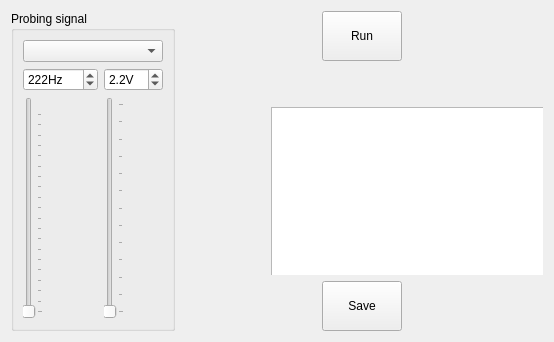
First picture: the form in formanalyze.ui, repository polovik/asa, before the edit.
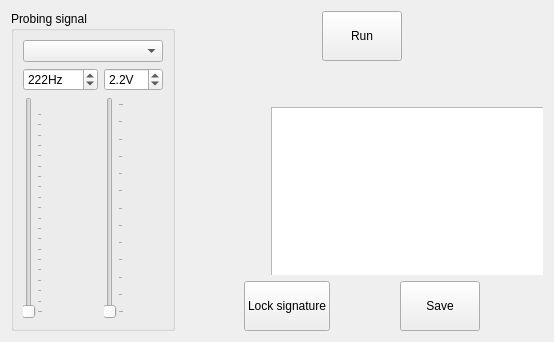
Second picture: the form after the edit. Custom widgets are drawn as their Qt base class.

Commit message: Play tone on separate channels during calibration. Lock signature on form Analyze.

What changed in the file:
```diff
--- a/formanalyze.ui
+++ b/formanalyze.ui
@@ -189,6 +189,35 @@
          </property>
         </spacer>
        </item>
+       <item>
+        <widget class="QPushButton" name="buttonLockSignature">
+         <property name="minimumSize">
+          <size>
+           <width>0</width>
+           <height>50</height>
+          </size>
+         </property>
+         <property name="text">
+          <string>Lock signature</string>
+         </property>
+         <property name="checkable">
+          <bool>true</bool>
+         </property>
+        </widget>
+       </item>
+       <item>
+        <spacer name="horizontalSpacer_5">
+         <property name="orientation">
+          <enum>Qt::Horizontal</enum>
+         </property>
+         <property name="sizeHint" stdset="0">
+          <size>
+           <width>40</width>
+           <height>20</height>
+          </size>
+         </property>
+        </spacer>
+       </item>
        <item>
         <widget class="QPushButton" name="buttonSave">
          <property name="minimumSize">
```
The commit also changes 13 other files.
